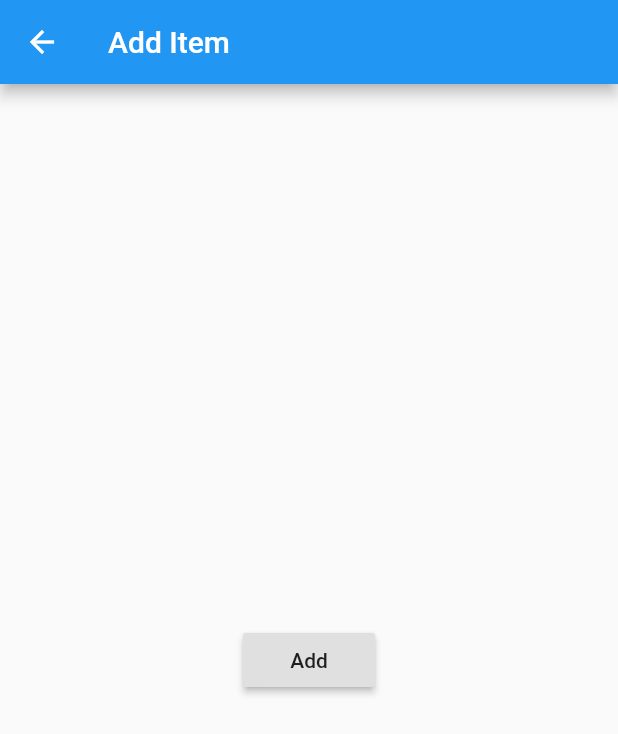
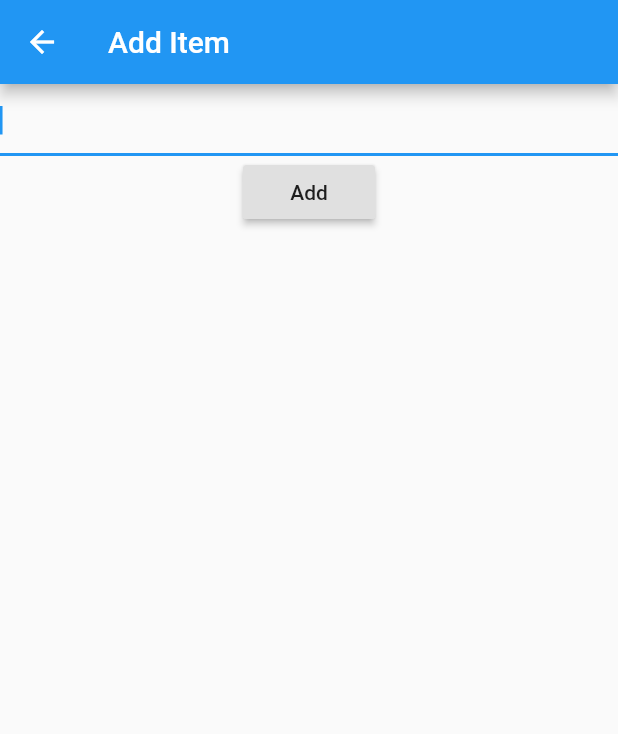
Before and after one commit to davidfung/todo, a Flutter app: the screen it shows after launch, after a tap on the "add" icon, on a phone screen of 412 x 824 dp. Shown: the top 734 px of the screen. Run offline on Flutter 3.47's test engine with Material 2 defaults, Android fonts, the phone set to English and light mode, and no system bars.

Commit message:
Allow adding to task

```diff
--- a/lib/main.dart
+++ b/lib/main.dart
@@ -52,7 +52,7 @@ class HomePage extends StatelessWidget {
   void _gotoAddTaskPage(BuildContext context) async {
     final dynamic result = await Navigator.pushNamed(context, '/addtask');
     print(result);
-    if (result != null) {
+    if (result != null && result.length > 0) {
       Provider.of<Tasks>(context).addTask(Task(name: result));
     }
   }
--- a/lib/pages/addtask_page.dart
+++ b/lib/pages/addtask_page.dart
@@ -3,16 +3,27 @@ import 'package:flutter/material.dart';
 class AddTaskPage extends StatelessWidget {
   @override
   Widget build(BuildContext context) {
+    String _title;
     return Scaffold(
       appBar: AppBar(
         title: Text("Add Item"),
       ),
-      body: Center(
-        child: RaisedButton(
-          onPressed: () {
-            Navigator.pop(context, "Buy eggs");
-          },
-          child: Text('Add'),
+      body: Container(
+        child: Column(
+          children: <Widget>[
+            TextField(
+              autofocus: true,
+              onChanged: (title) {
+                _title = title;
+              },
+            ),
+            RaisedButton(
+              onPressed: () {
+                Navigator.pop(context, _title?.trim());
+              },
+              child: Text('Add'),
+            ),
+          ],
         ),
       ),
     );
```
